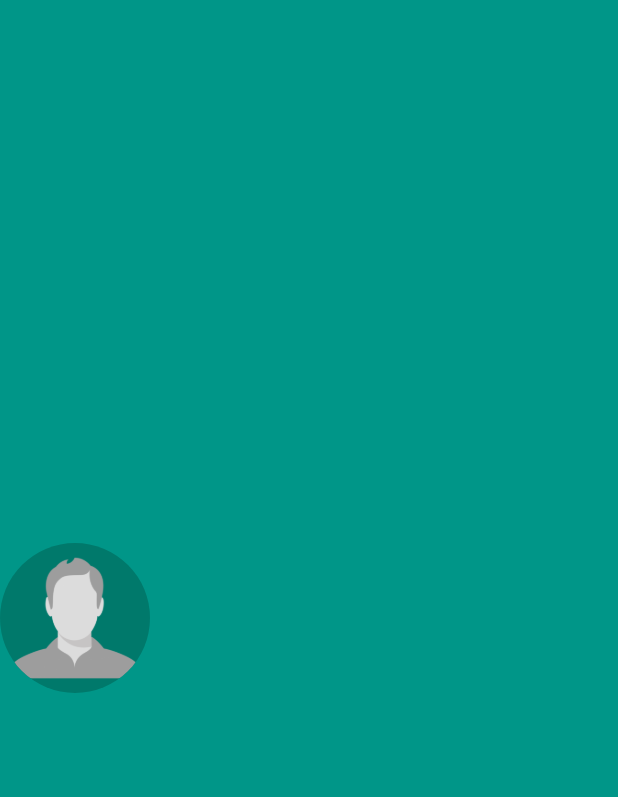
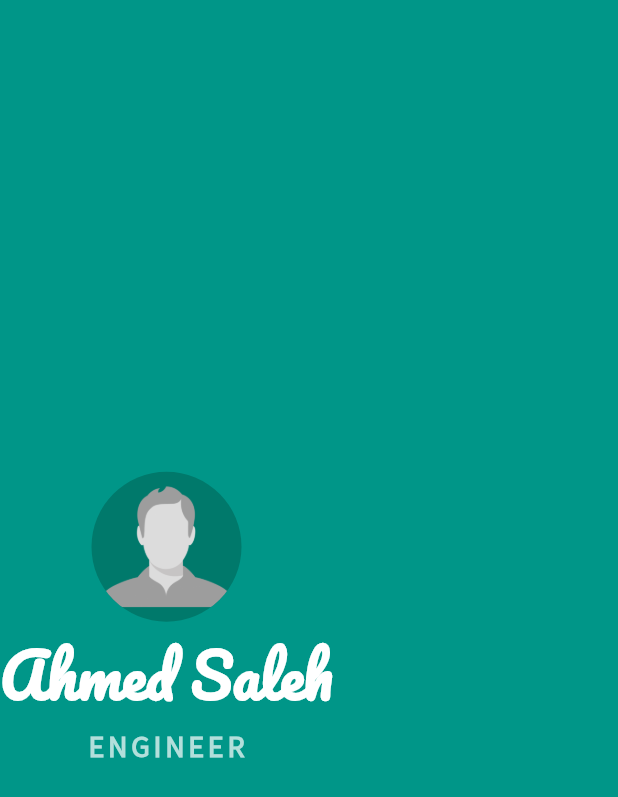
Before and after one commit to devahmedsaleh/business_card, a Flutter app: the screen it shows after launch, on a phone screen of 412 x 824 dp. Shown: the top 797 px of the screen. Run offline on Flutter 3.47's test engine with Material 2 defaults, Android fonts, the phone set to English and light mode, and no system bars.

Commit message:
add name and job title

```diff
--- a/lib/main.dart
+++ b/lib/main.dart
@@ -3,6 +3,9 @@ import 'package:flutter/material.dart';
 void main() => runApp(BusinessCard());
 
 class BusinessCard extends StatelessWidget {
+  final String _name = 'Ahmed Saleh';
+  final String _jobTitle = 'Engineer';
+
   @override
   Widget build(BuildContext context) {
     return MaterialApp(
@@ -10,6 +13,7 @@ class BusinessCard extends StatelessWidget {
       theme: ThemeData(
         primarySwatch: Colors.teal,
         scaffoldBackgroundColor: Colors.teal,
+        fontFamily: 'Source Sans Pro',
       ),
       home: Scaffold(
         body: SafeArea(
@@ -20,6 +24,24 @@ class BusinessCard extends StatelessWidget {
                 radius: 50,
                 backgroundImage: AssetImage('images/face.png'),
               ),
+              Text(
+                _name,
+                style: TextStyle(
+                  fontFamily: 'Pacifico',
+                  fontSize: 40,
+                  fontWeight: FontWeight.bold,
+                  color: Colors.white,
+                ),
+              ),
+              Text(
+                _jobTitle.toUpperCase(),
+                style: TextStyle(
+                  fontSize: 20,
+                  fontWeight: FontWeight.bold,
+                  color: Colors.teal.shade100,
+                  letterSpacing: 2.5,
+                ),
+              ),
             ],
           ),
         ),
```
